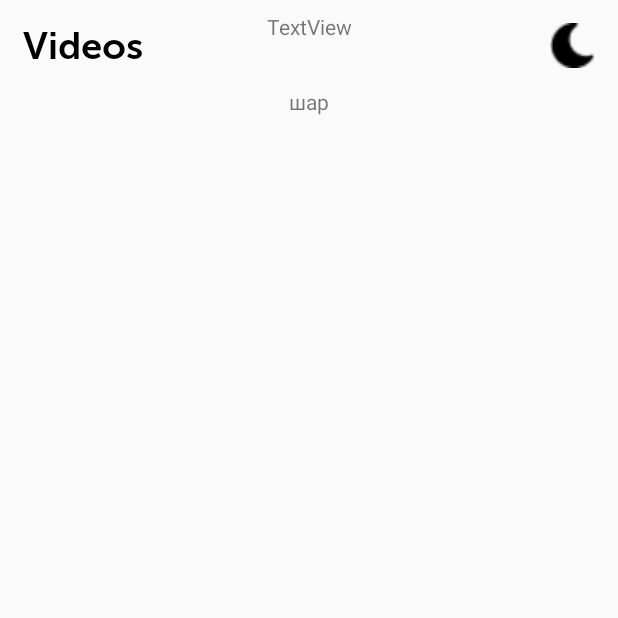
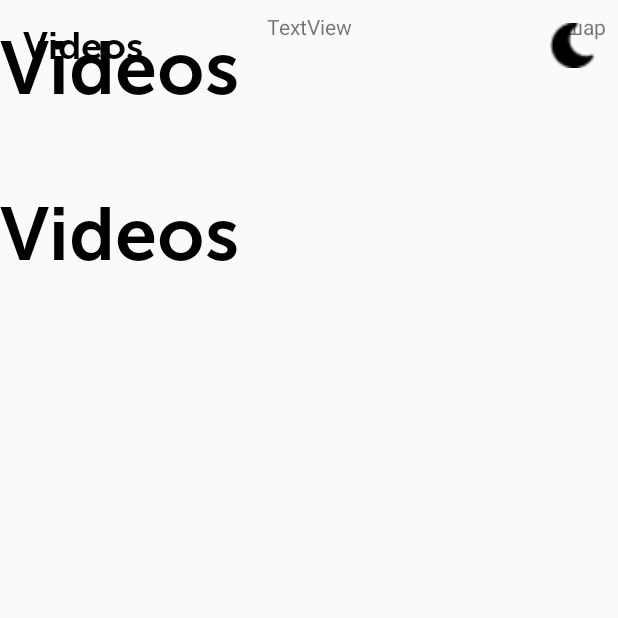
Before and after one commit to andreidevo/JustRelax, an Android app: the screen it shows after launch (MainActivity), on a phone screen of 412 x 824 dp, the top half of it. Run offline under Robolectric (Android 15) with nearby library versions, the phone set to English and light mode, and no system bars.

Commit message:
main edit

```diff
--- a/app/src/main/res/layout/activity_main.xml
+++ b/app/src/main/res/layout/activity_main.xml
@@ -1,17 +1,10 @@
 <?xml version="1.0" encoding="utf-8"?>
 <android.support.constraint.ConstraintLayout
-        android:id="@+id/con1"
+        xmlns:tools="http://schemas.android.com/tools" android:id="@+id/con1"
         xmlns:android="http://schemas.android.com/apk/res/android"
         xmlns:app="http://schemas.android.com/apk/res-auto" android:layout_width="match_parent"
         android:layout_height="match_parent">
     <!-- Head -->
-    <android.support.v7.widget.RecyclerView
-            android:id="@+id/recycle"
-            android:layout_width="match_parent"
-            android:layout_marginTop="50dp"
-            android:foregroundGravity="center"
-            android:textAlignment="center"
-            android:layout_height="match_parent"/>
     <ImageView
             android:layout_width="30dp"
             android:layout_height="30dp"
@@ -31,12 +24,48 @@
             app:layout_constraintStart_toStartOf="parent"
             android:layout_marginStart="15dp"
             android:layout_marginTop="15dp"
-            app:layout_constraintTop_toTopOf="parent"/>
+            app:layout_constraintTop_toTopOf="parent" android:id="@+id/textView2"/>
     <!-- Body -->
-    <RelativeLayout
-            android:id="@+id/content"
-            android:layout_width="match_parent"
-            android:layout_height="match_parent">
-    </RelativeLayout>
+    <ScrollView android:layout_width="match_parent" android:layout_height="1000dp">
+        <FrameLayout android:layout_width="match_parent" android:layout_height="wrap_content">
+            <LinearLayout android:id="@+id/opa" android:orientation="vertical" android:layout_height="1000dp"
+                          android:layout_width="wrap_content">
+
+                <TextView
+                        android:layout_width="wrap_content"
+                        android:layout_height="wrap_content"
+                        android:text="Videos"
+                        android:fontFamily="@font/mu2"
+                        android:textSize="50dp"
+                        android:textColor="#000"
+
+                        app:layout_constraintStart_toStartOf="parent"
+                        android:layout_marginTop="15dp"
+                        app:layout_constraintTop_toTopOf="parent" android:id="@+id/textView6"/>
+                <TextView
+                        android:layout_width="wrap_content"
+                        android:layout_height="wrap_content"
+                        android:text="Videos"
+                        android:fontFamily="@font/mu2"
+                        android:textSize="50dp"
+                        android:textColor="#000"
+
+                        app:layout_constraintStart_toStartOf="parent"
+                        android:layout_marginTop="50dp"
+                        app:layout_constraintTop_toTopOf="parent" android:id="@+id/textView7"/>
+            </LinearLayout>
+            <LinearLayout android:id="@+id/aff" android:layout_gravity="right" android:layout_width="wrap_content"  android:orientation="vertical" android:layout_height="wrap_content">
+
+           <android.support.v7.widget.RecyclerView
+                   android:id="@+id/recycle"
+                   android:layout_width="match_parent"
+                   android:layout_height="match_parent">
+
+
+           </android.support.v7.widget.RecyclerView>
+        </LinearLayout>
+        </FrameLayout>
+    </ScrollView>
+
 
 </android.support.constraint.ConstraintLayout>
```
